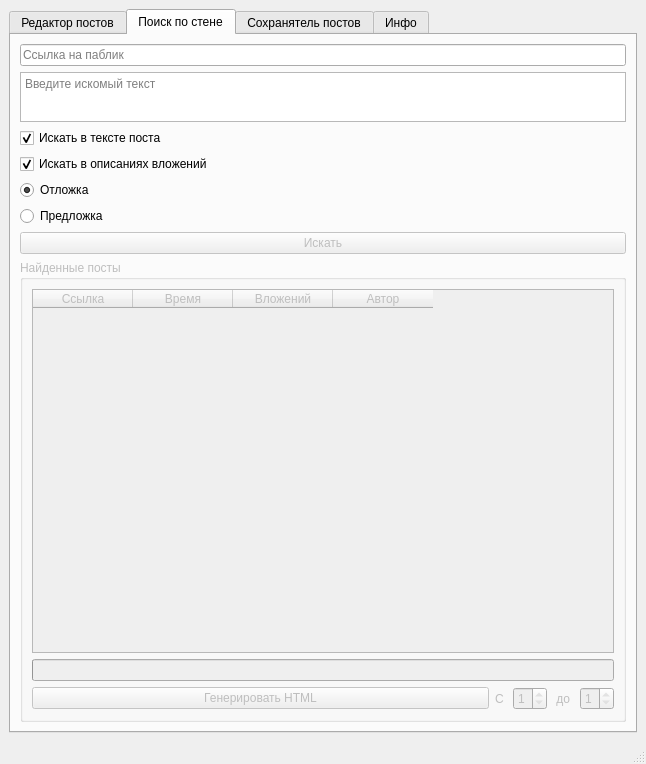
Qt form VKStuff/design.ui (Atronar/VKStuff) before a commit.
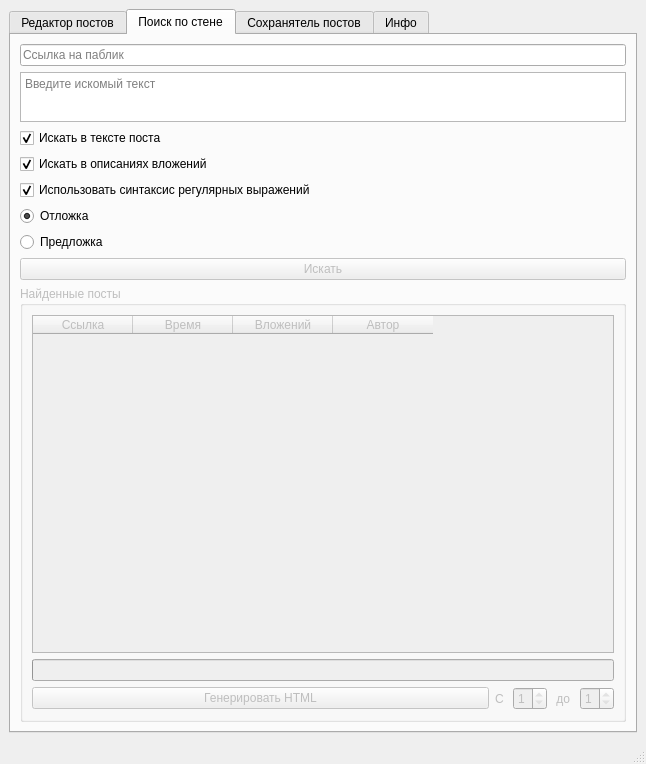
The same form after that commit. The open tabs and pages were chosen to show the change.

Commit message: Добавлен поиск с помощью регулярных выражений

```diff
--- a/VKStuff/design.ui
+++ b/VKStuff/design.ui
@@ -380,6 +380,16 @@
           </property>
          </widget>
         </item>
+        <item>
+         <widget class="QCheckBox" name="vkspp_regexpCheckBox">
+          <property name="text">
+           <string>Использовать синтаксис регулярных выражений</string>
+          </property>
+          <property name="checked">
+           <bool>true</bool>
+          </property>
+         </widget>
+        </item>
         <item>
          <widget class="QRadioButton" name="vkspp_postponed_radioButton">
           <property name="text">
```
Left out of the diff: 2 changed lines with no effect on the pictures. The commit also changes 2 other files.
